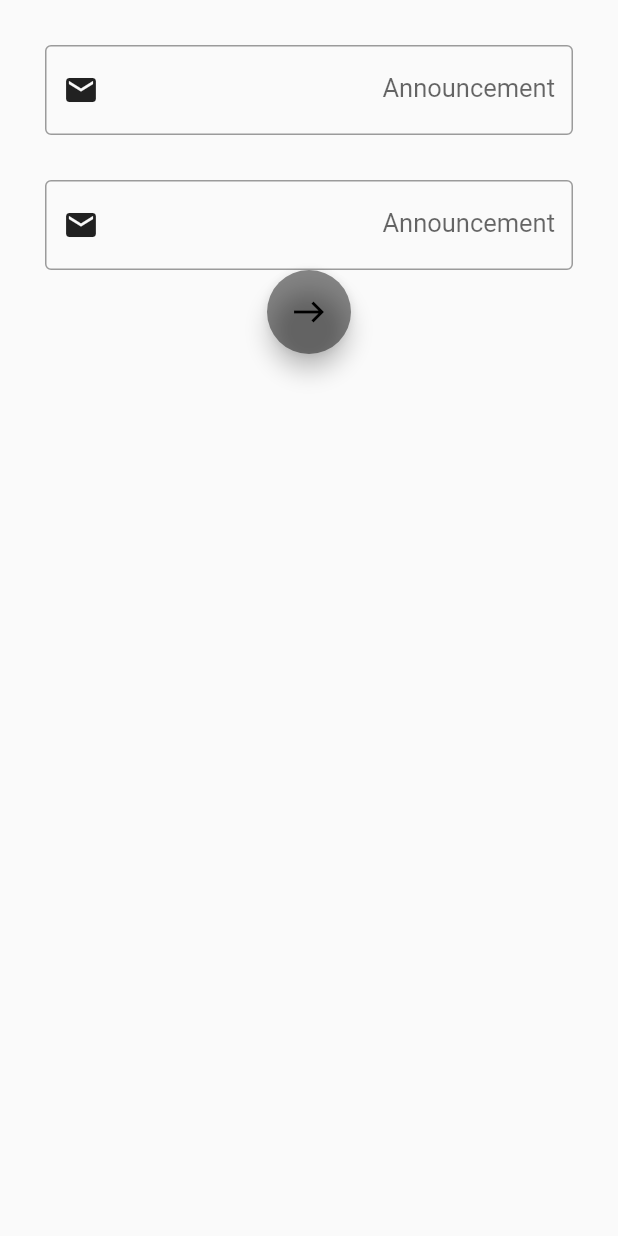
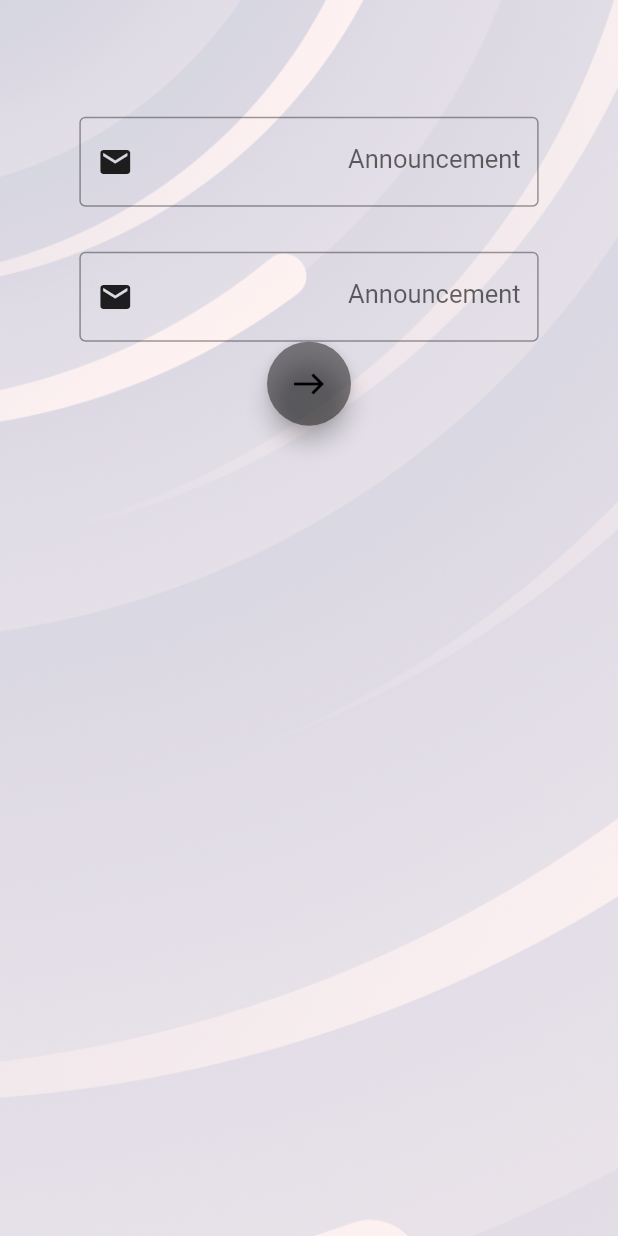
Before and after one commit to Shou1SHADY/Front_end_Agile, a Flutter app: the Announcements screen opened directly, on a phone screen of 412 x 824 dp. Run offline on Flutter 3.47's test engine with Material 2 defaults, Android fonts, the phone set to English and light mode, and no system bars; our stand-ins replace adaptive_theme, awesome_snackbar_content, badges, dio, file_picker, flutter_bloc and 6 more; accounts and stored records are empty; generated files the repository leaves out were written again; network calls fail.

Commit message:
6th_commit

```diff
--- a/lib/modules/Admin/announcements.dart
+++ b/lib/modules/Admin/announcements.dart
@@ -1,4 +1,5 @@
 import 'package:flutter/material.dart';
+import 'package:flutter_screenutil/flutter_screenutil.dart';
 import 'package:localization/Core/Locale/shared_pref.dart';
 
 class Announcements extends StatefulWidget {
@@ -43,7 +44,17 @@ class _AnnouncementsState extends State<Announcements> {
   @override
   Widget build(BuildContext context) {
     return Scaffold(
-        body: Column(
+        body: Container(
+      padding: EdgeInsets.only(top: 40.h, left: 20.w, right: 20.w),
+      width: double.infinity,
+      height: double.infinity,
+      decoration: const BoxDecoration(
+        image: DecorationImage(
+          image: AssetImage("assets/images/background.png"),
+          fit: BoxFit.cover,
+        ),
+      ),
+      child: Column(
         children: [
           announcement(_controller1),
           announcement(_controller2),
@@ -67,6 +78,7 @@ class _AnnouncementsState extends State<Announcements> {
                 }
               }),
         ],
+      ),
     ));
   }
 }
```
Lines whose indentation alone changed are shown as unchanged.
